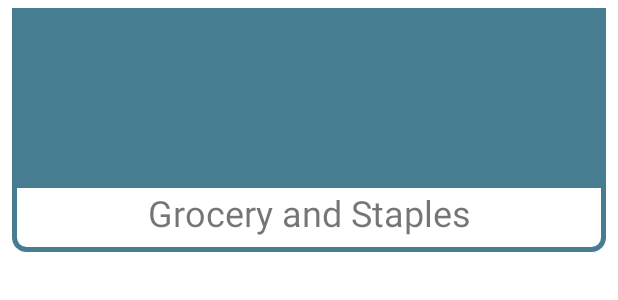
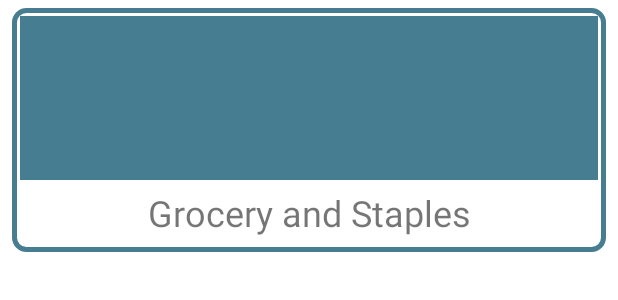
Before and after one commit to IOvision/SabPay, an Android app: the layout tags_list_item.xml on its own in the app's theme, with its tools: preview values and no code run, on a phone screen of 412 x 824 dp. Shown: the top 300 px of the screen. Run offline under Robolectric (Android 15) with nearby library versions, the phone set to English and light mode, and no system bars.

Commit message:
Everything Sorted

```diff
--- a/app/src/main/java/com/visionio/sabpay/group_pay/pending/TextInputHandler.java
+++ b/app/src/main/java/com/visionio/sabpay/group_pay/pending/TextInputHandler.java
@@ -18,7 +18,6 @@ import com.visionio.sabpay.interfaces.OnItemClickListener;
 
 public class TextInputHandler {
 
-    // TODO: implement suggested amount
 
     Context context;
     OnItemClickListener<Integer> listener;
--- a/app/src/main/java/com/visionio/sabpay/main/InventoryFragment.java
+++ b/app/src/main/java/com/visionio/sabpay/main/InventoryFragment.java
@@ -102,7 +102,7 @@ public class InventoryFragment extends Fragment {
         View view = inflater.inflate(R.layout.fragment_invnetory, container, false);
         recyclerView = view.findViewById(R.id.inventory_recycler);
         animation = view.findViewById(R.id.animationView);
-        ((MainActivity)getActivity()).setTitle("Shop");
+        ((MainActivity)getActivity()).setTitle("Store");
         return view;
     }
 
--- a/app/src/main/java/com/visionio/sabpay/models/Order.java
+++ b/app/src/main/java/com/visionio/sabpay/models/Order.java
@@ -43,7 +43,6 @@ public class Order {
     Boolean active; // True: invoiceId is null/ payment is not done and status is delivered
     Map<String, String> user;
 
-    //todo: add arguments
     public Order() {
 
     }
--- a/app/src/main/res/layout/popup_text_input_layout.xml
+++ b/app/src/main/res/layout/popup_text_input_layout.xml
@@ -130,10 +130,6 @@
             android:inputType="text"/>
 
 
-
-
-        <!--TODO: Add suggested amounts-->
-
     </RelativeLayout>
 
 
--- a/app/src/main/res/layout/tags_list_item.xml
+++ b/app/src/main/res/layout/tags_list_item.xml
@@ -9,7 +9,8 @@
         android:id="@+id/tags_list_item_image"
         android:layout_width="match_parent"
         android:layout_height="120dp"
-        android:src="@color/colorPrimary" />
+        android:src="@color/colorPrimary"
+        android:padding="5dp" />
     <TextView
         android:id="@+id/tags_list_item_name"
         android:layout_width="match_parent"
--- a/app/src/main/res/values/strings.xml
+++ b/app/src/main/res/values/strings.xml
@@ -1,7 +1,6 @@
 <resources>
     <string name="app_name">SabPay</string>
 
-    <!-- TODO: Remove or change this placeholder text -->
     <string name="password">Password</string>
     <string name="error_missing_permissions">Missing Permissions</string>
     <string name="welcome_back">Welcome Back!</string>
```
